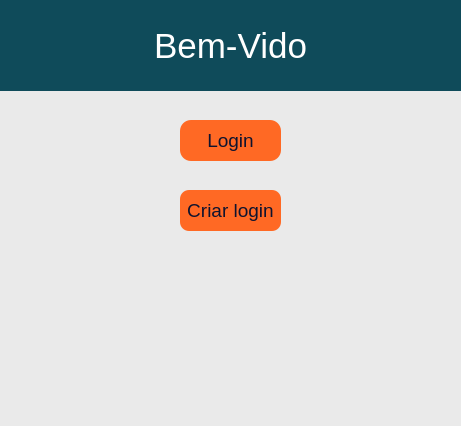
FabioAleluia/MeuSysDeCadastro_v1.1, file Janelas/Windows/welcome.ui: the form before one commit.
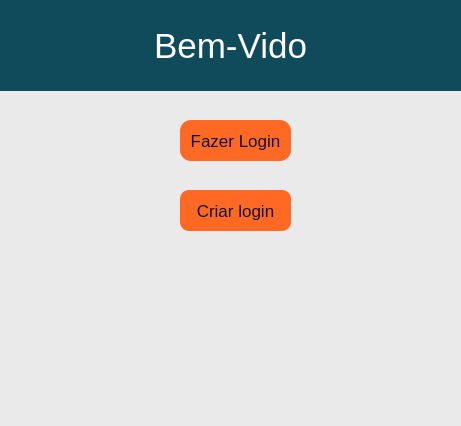
The form after the commit.

What changed in the file:
```diff
--- a/Janelas/Windows/welcome.ui
+++ b/Janelas/Windows/welcome.ui
@@ -40,14 +40,14 @@
      <rect>
       <x>180</x>
       <y>190</y>
-      <width>101</width>
+      <width>111</width>
       <height>41</height>
      </rect>
     </property>
     <property name="font">
      <font>
       <family>Arial</family>
-      <pointsize>14</pointsize>
+      <pointsize>13</pointsize>
       <weight>50</weight>
       <italic>false</italic>
       <bold>false</bold>
@@ -75,14 +75,14 @@
      <rect>
       <x>180</x>
       <y>120</y>
-      <width>101</width>
+      <width>111</width>
       <height>41</height>
      </rect>
     </property>
     <property name="font">
      <font>
       <family>Arial</family>
-      <pointsize>14</pointsize>
+      <pointsize>13</pointsize>
       <weight>50</weight>
       <italic>false</italic>
       <bold>false</bold>
@@ -102,7 +102,7 @@
 }</string>
     </property>
     <property name="text">
-     <string>Login</string>
+     <string>Fazer Login</string>
     </property>
    </widget>
    <widget class="QLabel" name="label_superior">
```
Left out of the diff: 4 changed lines with no effect on the pictures.
